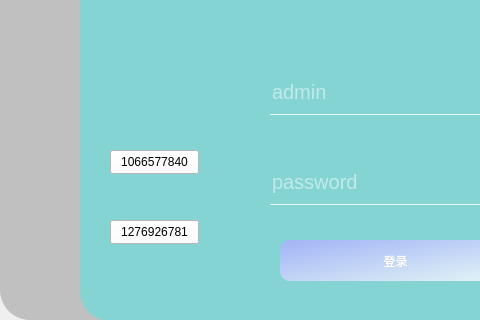
Before: the Qt Designer form logindlg.ui in At-lsy/chatApp, drawn with Qt 5; both pictures show x 0 to 480 and y 180 to 500 of the 800 by 500 pixel window.
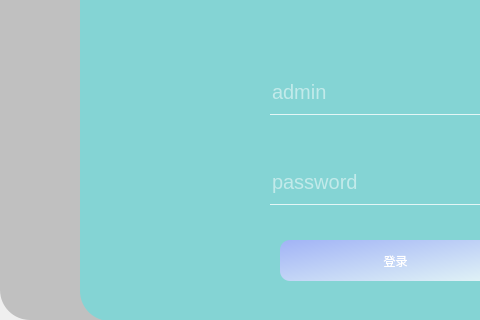
After: the same form once the commit is applied. Icons and pictures are not drawn.

Commit message: 第二次提交

What changed in the file:
```diff
--- a/logindlg.ui
+++ b/logindlg.ui
@@ -307,32 +307,6 @@
        <string/>
       </property>
      </widget>
-     <widget class="QPushButton" name="pushButton">
-      <property name="geometry">
-       <rect>
-        <x>30</x>
-        <y>230</y>
-        <width>89</width>
-        <height>24</height>
-       </rect>
-      </property>
-      <property name="text">
-       <string>1066577840</string>
-      </property>
-     </widget>
-     <widget class="QPushButton" name="pushButton_2">
-      <property name="geometry">
-       <rect>
-        <x>30</x>
-        <y>300</y>
-        <width>89</width>
-        <height>24</height>
-       </rect>
-      </property>
-      <property name="text">
-       <string>1276926781</string>
-      </property>
-     </widget>
      <widget class="QPushButton" name="but_register">
       <property name="geometry">
        <rect>
```
The commit also changes 2 other files.
